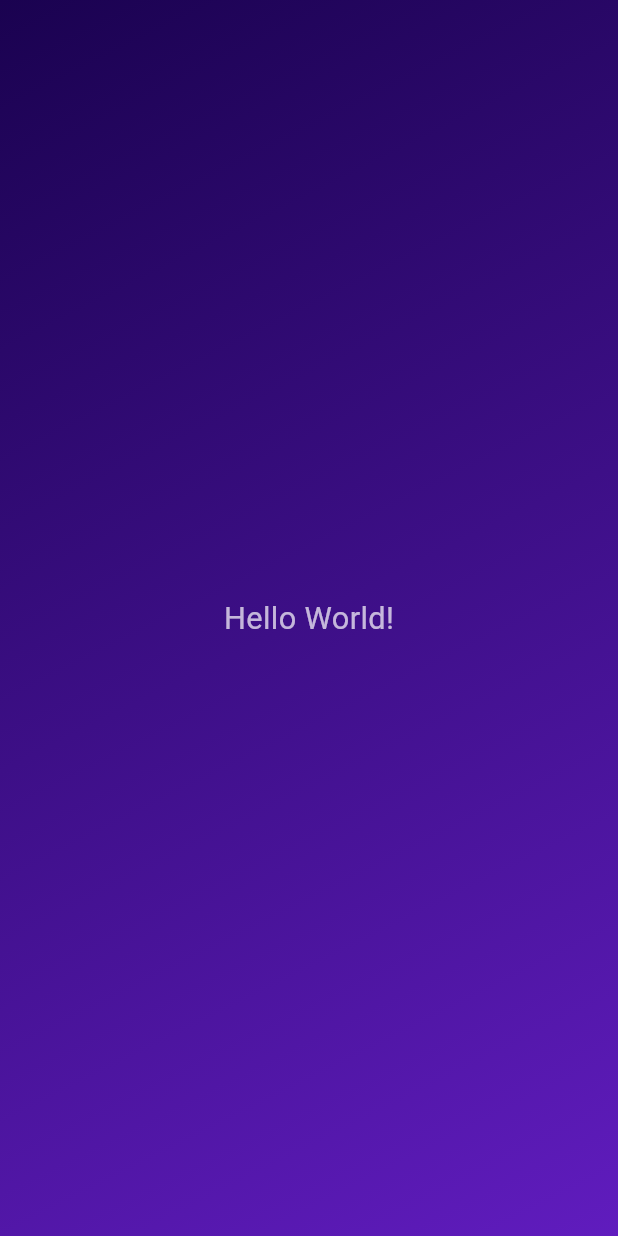
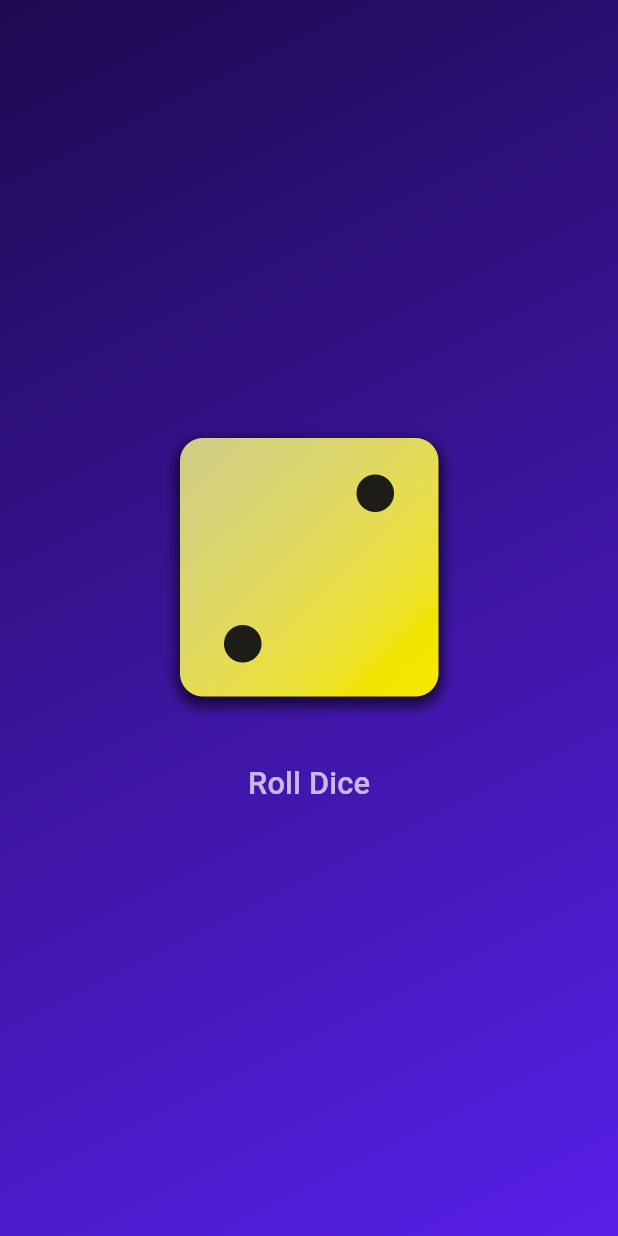
Before and after one commit to Chri-B/roll_dice_app, a Flutter app: the screen it shows after launch, on a phone screen of 412 x 824 dp. Run offline on Flutter 3.47's test engine with Material 3 defaults, Android fonts, the phone set to English and light mode, and no system bars.

Commit message:
random dice roll

```diff
--- /dev/null
+++ b/lib/dice_roller.dart
@@ -0,0 +1,52 @@
+import 'package:flutter/material.dart';
+import 'package:prject/styled_text.dart';
+
+import 'dart:math';
+
+final randomizer = Random();
+
+// solitamente negli statefulwidget si imposta una class e una _class
+class DiceRoller extends StatefulWidget {
+  const DiceRoller({super.key});
+
+  @override
+  State<DiceRoller> createState() {
+    return _DiceRollerState();
+  }
+}
+
+
+// _ iniziale significa che la classe è private (visibile solo in questo file)
+class _DiceRollerState extends State<DiceRoller> {
+  var currentDiceRoll = 2;
+
+  void rollDice() {
+    setState(() {
+      // funzione che permette di rivalutare tutta la parte di codice build() qui sotto
+      currentDiceRoll = randomizer.nextInt(6) + 1;
+    });
+  }
+
+  @override
+  Widget build(ctx) {
+    return Column(
+      mainAxisSize: MainAxisSize
+          .min, // modalità di centrare verticalmente il contenuto di una colonna
+      children: [
+        Image.asset(
+          "assets/images/dice-$currentDiceRoll.png", //possibile costruire stringhe con variabili tramite questa sintassi
+          width: 200,
+        ),
+        const SizedBox(height: 20),
+        TextButton(
+          onPressed: rollDice,
+          style: TextButton.styleFrom(
+            // padding: const EdgeInsets.only(top: 20),
+            foregroundColor: Colors.white,
+          ),
+          child: const StyledText('Roll Dice'),
+        )
+      ],
+    );
+  }
+}
--- a/lib/gradient_container.dart
+++ b/lib/gradient_container.dart
@@ -1,24 +1,63 @@
 // Custom class / widget
 import 'package:flutter/material.dart';
-import 'package:prject/styled_text.dart';
+import 'package:prject/dice_roller.dart';
+
+const startAlignment = Alignment.topLeft;
+const endAlignment = Alignment.bottomRight;
 
 class GradientContainer extends StatelessWidget {
-  const GradientContainer({super.key});
+  const GradientContainer(this.color1, this.color2, {super.key});
+
+  // è possibile creare dei constructor
+  const GradientContainer.purple({super.key})
+      : color1 = const Color.fromRGBO(30, 10, 80, 1),
+        color2 = const Color.fromARGB(255, 88, 31, 233);
+
+  final Color color1;
+  final Color color2;
 
   @override
   Widget build(context) {
     return Container(
-      decoration: const BoxDecoration(
+      decoration: BoxDecoration(
         gradient: LinearGradient(
-          colors: [
-            Color.fromARGB(255, 26, 2, 80),
-            Color.fromARGB(255, 96, 28, 190)
-          ],
-          begin: Alignment.topLeft,
-          end: Alignment.bottomRight,
+          colors: [color1, color2],
+          begin: startAlignment,
+          end: endAlignment,
         ),
       ),
-      child: const Center(child: StyledText('Hello World!')),
+      child: const Center(
+        child: DiceRoller()
+      ),
     );
   }
 }
+
+// statelessWidget deve essere usato solo nei casi in cui ho un input e un output, non c'è nessun dato che cambia internamente.
+// class GradientContainer extends StatelessWidget {
+//   const GradientContainer({super.key, required this.colors});
+
+//   final List<Color> colors;
+
+//   @override
+//   Widget build(context) {
+//     return Container(
+//       decoration: BoxDecoration(
+//         gradient: LinearGradient(
+//           colors: colors,
+//           begin: startAlignment,
+//           end: endAlignment,
+//         ),
+//       ),
+//       child: const Center(
+//         child: StyledText('Hello World!'),
+//       ),
+//     );
+//   }
+// }
+
+
+/*
+* Anonimous function ==> () {}
+
+*/
--- a/lib/main.dart
+++ b/lib/main.dart
@@ -7,8 +7,21 @@
     const MaterialApp(
       home: Scaffold(
         backgroundColor: Colors.lightBlueAccent,
-        body: GradientContainer(),
+        body: GradientContainer.purple(),
       ),
     ),
   );
 }
+// void main() {
+//   runApp(
+//     const MaterialApp(
+//       home: Scaffold(
+//         backgroundColor: Colors.lightBlueAccent,
+//         body: GradientContainer(
+//           Color.fromRGBO(30, 10, 80, 1),
+//           Color.fromARGB(255, 88, 31, 233),
+//         ),
+//       ),
+//     ),
+//   );
+// }
```
Also changed, not shown: pubspec.yaml (+7 -3 lines), assets/images/dice-1.png (added), assets/images/dice-2.png (added), assets/images/dice-3.png (added), assets/images/dice-4.png (added), assets/images/dice-5.png (added), assets/images/dice-6.png (added).
